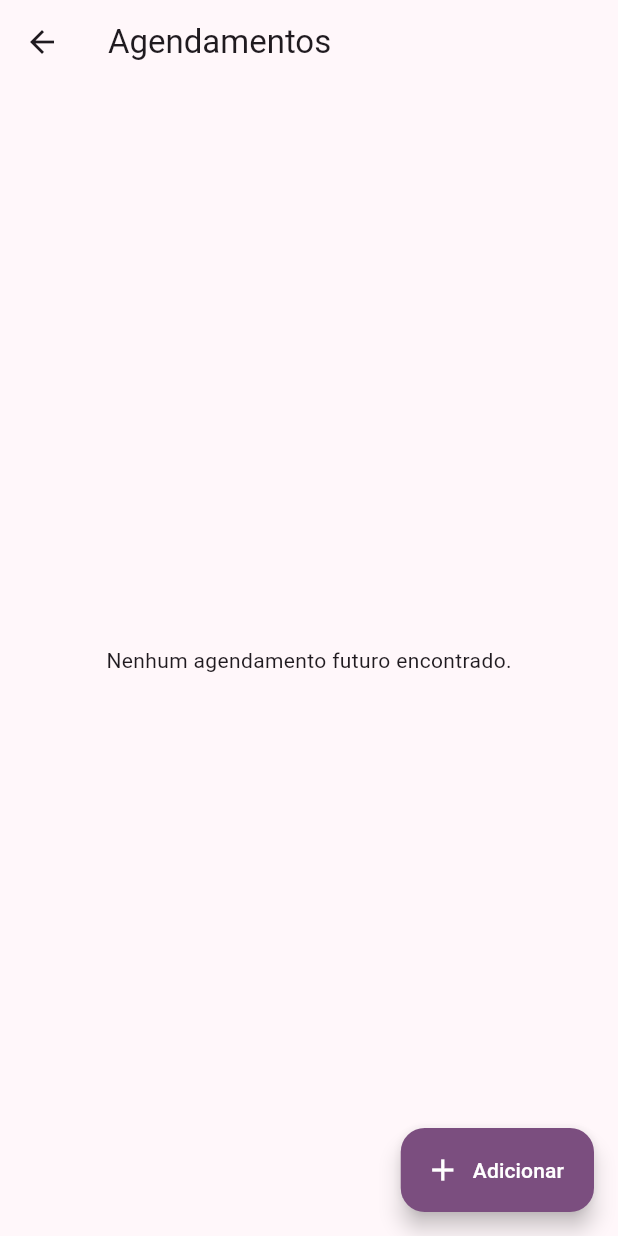
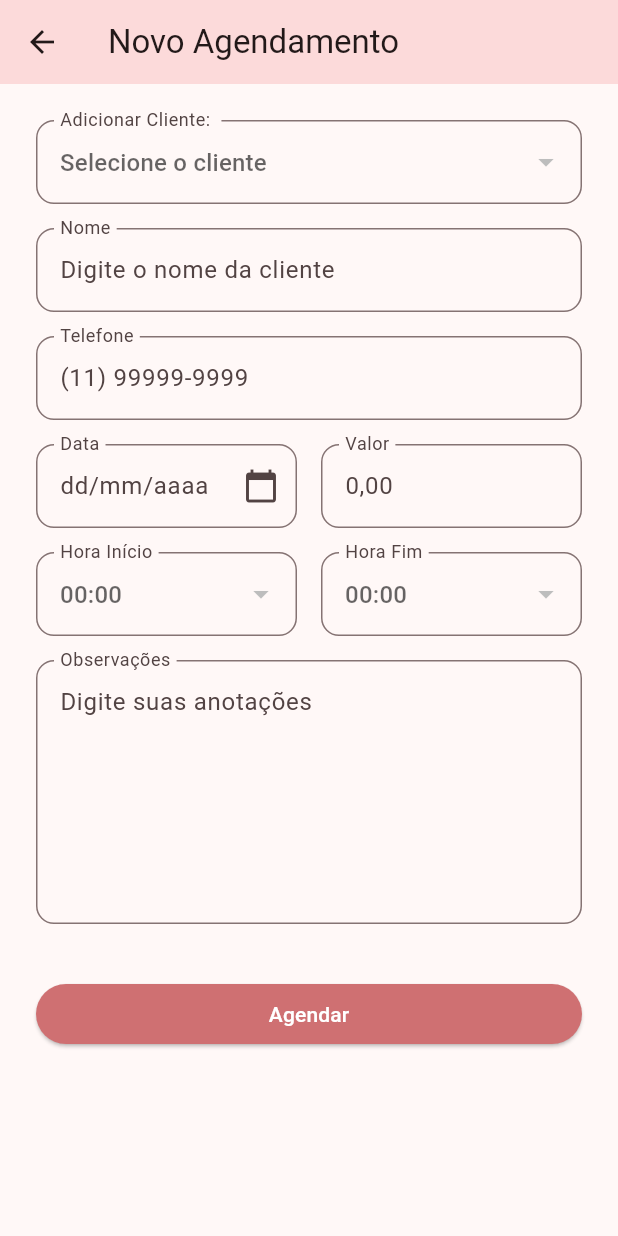
Before and after one commit to Gsaudx/app_agendamento_salao, a Flutter app: the HomeScreen screen opened directly, after a tap on "Novo agendamento", on a phone screen of 412 x 824 dp. Run offline on Flutter 3.47's test engine with Material 3 defaults, Android fonts, the light colour scheme and no system bars; our stand-ins replace cloud_firestore, firebase_auth, firebase_core, google_sign_in, web; accounts and stored records are empty.

Commit message:
Style isaque mudancas design (#4)
* feat: mudanças gráficas para a tela de login

e adição da logo

* feat: teal de novo agendamento

```diff
--- a/lib/app.dart
+++ b/lib/app.dart
@@ -1,3 +1,4 @@
+import 'package:app_paula_barros/screens/newappointmens_screen.dart';
 import 'package:flutter/material.dart';
 
 import 'dependencias/dependencias_widget.dart';
@@ -57,6 +58,8 @@ class SalonSchedulerApp extends StatelessWidget {
           ServicesScreen.routeName: (context) => const ServicesScreen(),
           NewClientScreen.routeName: (context) => const NewClientScreen(),
           EditClientScreen.routeName: (context) => const EditClientScreen(),
+          NewAppointmentScreen.routeName: (context) =>
+              const NewAppointmentScreen(),
         },
         debugShowCheckedModeBanner: false,
         builder: (context, child) {
@@ -64,17 +67,14 @@ class SalonSchedulerApp extends StatelessWidget {
           if (overlay == null) {
             return child ?? const SizedBox.shrink();
           }
-          return SelectionArea(
-            child: child ?? const SizedBox.shrink(),
-          );
+          return SelectionArea(child: child ?? const SizedBox.shrink());
         },
       ),
     );
   }
 
   ThemeData _buildTheme() {
-    const seed = Color(0xFF9C27B0);
-    final scheme = ColorScheme.fromSeed(seedColor: seed);
+    final scheme = ColorScheme.fromSeed(seedColor: const Color(0xFFFEC8C8));
     return ThemeData(
       colorScheme: scheme,
       useMaterial3: true,
--- a/lib/components/button.dart
+++ b/lib/components/button.dart
@@ -4,12 +4,16 @@ class Button extends StatelessWidget {
   final String label;
   final VoidCallback? onPressed;
   final bool loading;
+  final Color? color;
+  final Color? labelColor;
 
   const Button({
     super.key,
     required this.label,
     required this.onPressed,
     this.loading = false,
+    this.color,
+    this.labelColor = Colors.white,
   });
 
   @override
@@ -18,13 +22,16 @@ class Button extends StatelessWidget {
       margin: const EdgeInsets.all(8.0),
       child: ElevatedButton(
         onPressed: loading ? null : onPressed,
+        style: color != null
+            ? ElevatedButton.styleFrom(backgroundColor: color)
+            : null,
         child: loading
             ? const SizedBox(
                 width: 18,
                 height: 18,
                 child: CircularProgressIndicator(strokeWidth: 2),
               )
-            : Text(label),
+            : Text(label, style: TextStyle(color: labelColor)),
       ),
     );
   }
--- a/lib/screens/home_screen.dart
+++ b/lib/screens/home_screen.dart
@@ -1,3 +1,4 @@
+import 'package:app_paula_barros/screens/newappointmens_screen.dart';
 import 'package:firebase_auth/firebase_auth.dart';
 import 'package:flutter/material.dart';
 
@@ -78,7 +79,7 @@ class HomeScreen extends StatelessWidget {
       floatingActionButton: FloatingButton(
         label: 'Novo agendamento',
         onPressed: () =>
-            Navigator.pushNamed(context, AppointmentsScreen.routeName),
+            Navigator.pushNamed(context, NewAppointmentScreen.routeName),
       ),
     );
   }
--- a/lib/screens/login_screen.dart
+++ b/lib/screens/login_screen.dart
@@ -1,8 +1,8 @@
 import 'package:firebase_auth/firebase_auth.dart';
 import 'package:flutter/material.dart';
 
+// Preservando as importações do usuário (assumindo que dependencias_widget.dart e home_screen.dart existem)
 import 'package:app_paula_barros/dependencias/dependencias_widget.dart';
-
 import 'home_screen.dart';
 
 class LoginScreen extends StatefulWidget {
@@ -32,17 +32,32 @@ class _LoginScreenState extends State<LoginScreen> {
     super.dispose();
   }
 
+  // Corrigido: As chaves e parênteses que estavam fora de ordem na lista children
   @override
   Widget build(BuildContext context) {
     final tema = Theme.of(context);
     return Scaffold(
+      backgroundColor: const Color(0xFFFEC8C8),
       body: Center(
-        child: ConstrainedBox(
+        child: SingleChildScrollView(
+          child: Column(
+            mainAxisAlignment: MainAxisAlignment.center,
+            children: [
+              // 1. Logo
+              Padding(
+                padding: const EdgeInsets.only(top: 48.0, bottom: 24.0),
+                child: Image.asset(
+                  'assets/img/logo_paula_barros.png',
+                  height: 240,
+                ),
+              ),
+              ConstrainedBox(
                 constraints: const BoxConstraints(maxWidth: 420),
                 child: Padding(
                   padding: const EdgeInsets.all(24),
                   child: Card(
-              elevation: 4,
+                    color: const Color.fromARGB(255, 252, 218, 218),
+                    elevation: 50,
                     child: Padding(
                       padding: const EdgeInsets.all(24),
                       child: Form(
@@ -51,10 +66,13 @@ class _LoginScreenState extends State<LoginScreen> {
                           mainAxisSize: MainAxisSize.min,
                           children: [
                             Text(
-                        _modoCadastro ? 'Crie sua conta' : 'Acesse sua conta',
+                              _modoCadastro
+                                  ? 'Registre-se'
+                                  : 'Login',
                               style: tema.textTheme.headlineSmall,
                             ),
                             const SizedBox(height: 24),
+                            // Campo Nome
                             if (_modoCadastro) ...[
                               TextFormField(
                                 controller: _nomeController,
@@ -78,6 +96,7 @@ class _LoginScreenState extends State<LoginScreen> {
                               ),
                               const SizedBox(height: 16),
                             ],
+                            // Campo E-mail
                             TextFormField(
                               controller: _emailController,
                               keyboardType: TextInputType.emailAddress,
@@ -96,6 +115,7 @@ class _LoginScreenState extends State<LoginScreen> {
                               },
                             ),
                             const SizedBox(height: 16),
+                            // Campo Senha
                             TextFormField(
                               controller: _senhaController,
                               obscureText: !_exibindoSenha,
@@ -126,6 +146,7 @@ class _LoginScreenState extends State<LoginScreen> {
                               },
                             ),
                             const SizedBox(height: 24),
+                            // Botão Entrar/Cadastrar (E-mail/Senha)
                             SizedBox(
                               width: double.infinity,
                               child: FilledButton(
@@ -138,12 +159,20 @@ class _LoginScreenState extends State<LoginScreen> {
                                         width: 16,
                                         child: CircularProgressIndicator(
                                           strokeWidth: 2,
+                                          // Adicionei uma cor para ser visível
+                                          valueColor:
+                                              AlwaysStoppedAnimation<Color>(
+                                                Colors.white,
+                                              ),
                                         ),
                                       )
-                              : Text(_modoCadastro ? 'Cadastrar' : 'Entrar'),
+                                    : Text(
+                                        _modoCadastro ? 'Cadastrar' : 'Entrar',
+                                      ),
                               ),
                             ),
                             const SizedBox(height: 12),
+                            // Botão Entrar com Google
                             SizedBox(
                               width: double.infinity,
                               child: OutlinedButton.icon(
@@ -163,6 +192,7 @@ class _LoginScreenState extends State<LoginScreen> {
                               ),
                             ),
                             const SizedBox(height: 8),
+                            // Botão Alternar Modo
                             TextButton(
                               onPressed: _alternarModo,
                               child: Text(
@@ -178,6 +208,9 @@ class _LoginScreenState extends State<LoginScreen> {
                   ),
                 ),
               ),
+            ],
+          ),
+        ),
       ),
     );
   }
@@ -188,8 +221,12 @@ class _LoginScreenState extends State<LoginScreen> {
       if (!_modoCadastro) {
         _nomeController.clear();
       }
+      // Garante que o estado de validação do formulário seja redefinido
+      _formKey.currentState?.reset();
     });
   }
+
+  // --- LÓGICA DE AUTENTICAÇÃO ---
 
   Future<void> _autenticarEmailSenha() async {
     if (!(_formKey.currentState?.validate() ?? false)) {
@@ -198,6 +235,7 @@ class _LoginScreenState extends State<LoginScreen> {
     setState(() {
       _carregandoEmailSenha = true;
     });
+    // Uso de DependenciasWidget (mantido conforme código original)
     final autenticacao = DependenciasWidget.autenticacaoDe(context);
     final email = _emailController.text.trim();
     final senha = _senhaController.text.trim();
@@ -218,6 +256,7 @@ class _LoginScreenState extends State<LoginScreen> {
       if (!mounted) {
         return;
       }
+      // Navega para a HomeScreen
       Navigator.pushNamedAndRemoveUntil(
         context,
         HomeScreen.routeName,
@@ -240,12 +279,14 @@ class _LoginScreenState extends State<LoginScreen> {
     setState(() {
       _carregandoGoogle = true;
     });
+    // Uso de DependenciasWidget (mantido conforme código original)
     final autenticacao = DependenciasWidget.autenticacaoDe(context);
     try {
       await autenticacao.entrarGoogle();
       if (!mounted) {
         return;
       }
+      // Navega para a HomeScreen
       Navigator.pushNamedAndRemoveUntil(
         context,
         HomeScreen.routeName,
@@ -254,6 +295,7 @@ class _LoginScreenState extends State<LoginScreen> {
     } on FirebaseAuthException catch (erro) {
       _exibirMensagemErro(erro.message ?? 'Falha ao entrar com Google.');
     } on StateError catch (erro) {
+      // Verifica se o erro é o cancelamento do login pelo usuário
       if (erro.message.contains('cancelada')) {
         _exibirMensagemErro('Login cancelado.');
       }
--- /dev/null
+++ b/lib/screens/newappointmens_screen.dart
@@ -0,0 +1,114 @@
+import 'package:app_paula_barros/components/select.dart';
+import 'package:flutter/material.dart';
+
+import '../components/button.dart';
+import '../components/input.dart';
+import '../components/input_date.dart';
+import '../components/input_textarea.dart';
+import '../formatters/telefone_input_formatter.dart';
+
+class NewAppointmentScreen extends StatefulWidget {
+  const NewAppointmentScreen({super.key});
+
+  static const routeName = '/new-appointment';
+
+  @override
+  State<NewAppointmentScreen> createState() => _NewAppointmentScreenState();
+}
+
+class _NewAppointmentScreenState extends State<NewAppointmentScreen> {
+  @override
+  Widget build(BuildContext context) {
+    return Scaffold(
+      appBar: AppBar(
+        backgroundColor: const Color.fromARGB(255, 252, 218, 218),
+        title: const Text('Novo Agendamento'),
+      ),
+      body: Column(
+        // Removi o mainAxisAlignment: MainAxisAlignment.spaceBetween por não ser mais necessário
+        // se o botão for mantido dentro do ListView.
+        children: [
+          Expanded(
+            child: ListView(
+              padding: const EdgeInsets.all(16.0),
+              children: [
+                Select<int>(
+                  label: 'Adicionar Cliente: ',
+                  placeholder: 'Selecione o cliente',
+                  items: [],
+                  value: 12,
+                ),
+                // Campos de Formulário
+                Input(
+                  label: 'Nome',
+                  controller: TextEditingController(),
+                  placeholder: 'Digite o nome da cliente',
+                ),
+                Input(
+                  label: 'Telefone',
+                  controller: TextEditingController(),
+                  keyboardType: TextInputType.phone,
+                  placeholder: '(11) 99999-9999',
+                  inputFormatters: const [TelefoneInputFormatter()],
+                ),
+                Row(
+                  children: [
+                    Expanded(
+                      child: InputDate(
+                        label: 'Data',
+                        controller: TextEditingController(),
+                        keyboardType: TextInputType.datetime,
+                      ),
+                    ),
+                    Expanded(
+                      child: Input(
+                        label: 'Valor',
+                        controller: TextEditingController(),
+                        placeholder: '0,00',
+                        keyboardType: TextInputType.numberWithOptions(decimal: true),
+                      ),
+                    ),
+                  ],
+                ),
+                Row(
+                  children: [
+                    Expanded(
+                      child: Select<int>(
+                        label: 'Hora Início',
+                        placeholder: '00:00',
+                        items: [],
+                        value: 12,
+                      ),
+                    ),
+                    Expanded(
+                      child: Select<int>(
+                        label: 'Hora Fim',
+                        placeholder: '00:00',
+                        items: [],
+                        value: 12,
+                      ),
+                    ),
+                  ],
+                ),
+                Textarea(
+                  label: 'Observações',
+                  controller: TextEditingController(),
+                  maxLines: 6,
+                ),
+
+                // Botão de Ação
+                const SizedBox(height: 20),
+                Button(
+                  color: const Color(0xFFCF7072),
+                  label: 'Agendar',
+                  onPressed: () {}, // Uso da função de salvar
+                ),
+                const SizedBox(height: 20), // Espaço adicional no fim da lista
+              ],
+            ),
+          ),
+        ],
+      ),
+    );
+  }
+}
--- a/lib/screens/services_screen.dart
+++ b/lib/screens/services_screen.dart
@@ -202,6 +202,7 @@ class ServicesScreen extends StatelessWidget {
     return Scaffold(
       appBar: AppBar(
         title: const Text('Serviços'),
+        backgroundColor: const Color.fromARGB(255, 252, 218, 218),
         actions: [
           Padding(
             padding: const EdgeInsets.only(right: 16.0),
@@ -317,10 +318,7 @@ class ServicesScreen extends StatelessWidget {
                                   ),
                                   visualDensity: VisualDensity.compact,
                                 ),
-                                icon: const Icon(
-                                  Icons.edit_outlined,
-                                  size: 18,
-                                ),
+                                icon: const Icon(Icons.edit_outlined, size: 18),
                                 label: const Text('Editar'),
                               ),
                               const SizedBox(width: 8),
--- a/pubspec.yaml
+++ b/pubspec.yaml
@@ -64,11 +64,9 @@ flutter:
   # included with your application, so that you can use the icons in
   # the material Icons class.
   uses-material-design: true
+  assets:
+    - assets/img/
 
-  # To add assets to your application, add an assets section, like this:
-  # assets:
-  #   - images/a_dot_burr.jpeg
-  #   - images/a_dot_ham.jpeg
 
   # An image asset can refer to one or more resolution-specific "variants", see
   # https://flutter.dev/to/resolution-aware-images
```
Also changed, not shown: assets/img/logo_paula_barros.png (added). Lines whose indentation alone changed are shown as unchanged.
